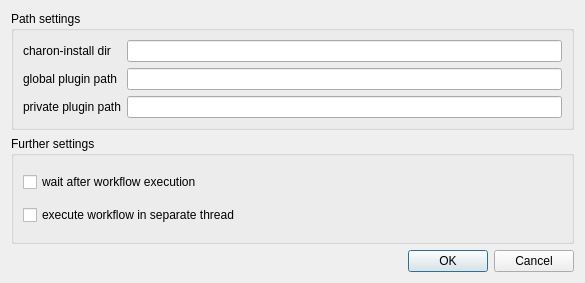
The window that src/OptionsDialog.ui (flowexpert/charon) describes before a commit, drawn with Qt 5.
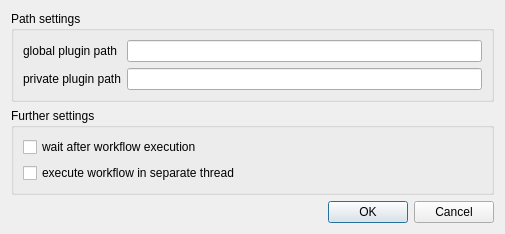
The same window after the commit. Custom widgets are drawn as their Qt base class.

Commit message: removed charon-install dir option which is no longer needed (was needed by CompileAndLoad)

```diff
--- a/src/OptionsDialog.ui
+++ b/src/OptionsDialog.ui
@@ -7,8 +7,8 @@
    <rect>
     <x>0</x>
     <y>0</y>
-    <width>585</width>
-    <height>283</height>
+    <width>505</width>
+    <height>211</height>
    </rect>
   </property>
   <property name="windowTitle">
@@ -25,19 +25,6 @@
        <enum>QFormLayout::AllNonFixedFieldsGrow</enum>
       </property>
       <item row="0" column="0">
-       <widget class="QLabel" name="labelCore">
-        <property name="text">
-         <string>charon-install dir</string>
-        </property>
-        <property name="buddy">
-         <cstring>editCharonInstall</cstring>
-        </property>
-       </widget>
-      </item>
-      <item row="0" column="1">
-       <widget class="QDirEdit" name="editCharonInstall"/>
-      </item>
-      <item row="1" column="0">
        <widget class="QLabel" name="labelUtils">
         <property name="text">
          <string>global plugin path</string>
@@ -47,10 +34,10 @@
         </property>
        </widget>
       </item>
-      <item row="1" column="1">
+      <item row="0" column="1">
        <widget class="QDirEdit" name="editGlobalPath"/>
       </item>
-      <item row="2" column="0">
+      <item row="1" column="0">
        <widget class="QLabel" name="labelAdd">
         <property name="text">
          <string>private plugin path</string>
@@ -60,7 +47,7 @@
         </property>
        </widget>
       </item>
-      <item row="2" column="1">
+      <item row="1" column="1">
        <widget class="QDirEdit" name="editPrivatePath"/>
       </item>
      </layout>
```
Left out of the diff: 1 changed line with no effect on the pictures. The commit also changes 5 other files.
